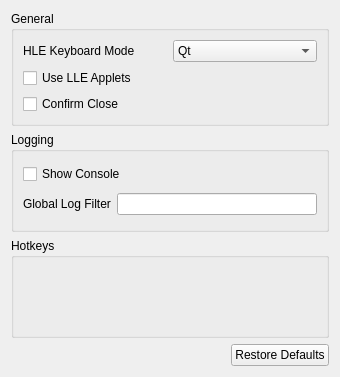
This is src/citra/configuration/configure_general.ui in GreenAmaranthine/citra as Qt 5 draws it before an edit. The edited form follows.
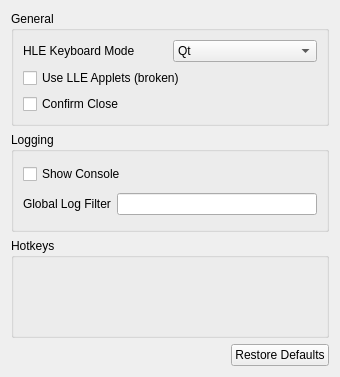
This is the edited form. Custom widgets are drawn as their Qt base class.

Commit message: add broken to use lle applets

```diff
--- a/src/citra/configuration/configure_general.ui
+++ b/src/citra/configuration/configure_general.ui
@@ -55,7 +55,7 @@
           <item>
            <widget class="QCheckBox" name="use_lle_applets">
             <property name="text">
-             <string>Use LLE Applets</string>
+             <string>Use LLE Applets (broken)</string>
             </property>
            </widget>
           </item>
```
